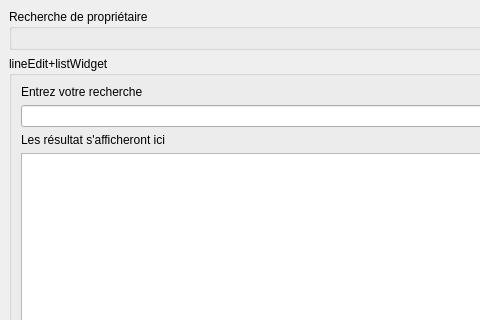
repgarent/testCadastre, file ui_dock.ui: the form before one commit; both pictures show x 0 to 480 and y 0 to 320 of the 593 by 911 pixel window.
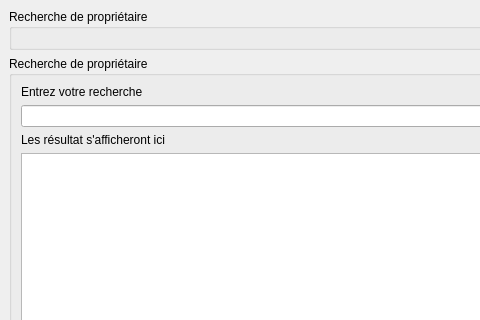
The form after the commit.

```diff
--- a/ui_dock.ui
+++ b/ui_dock.ui
@@ -32,7 +32,7 @@
     <item>
      <widget class="QGroupBox" name="groupBox">
       <property name="title">
-       <string>lineEdit+listWidget</string>
+       <string>Recherche de propriétaire</string>
       </property>
       <layout class="QVBoxLayout" name="verticalLayout">
        <item>
```
